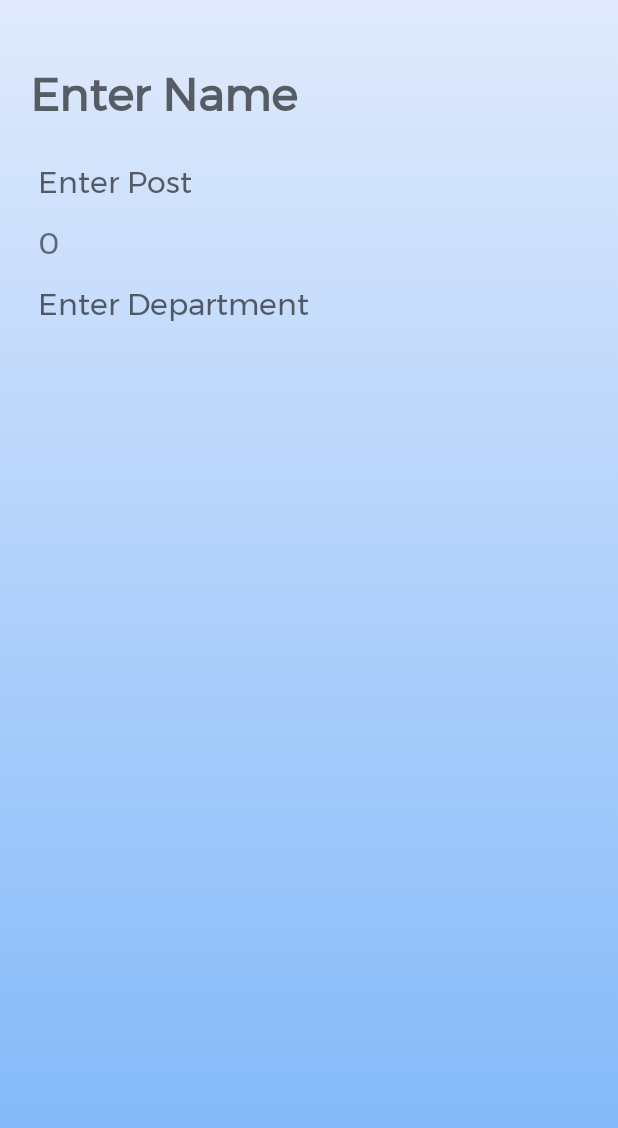
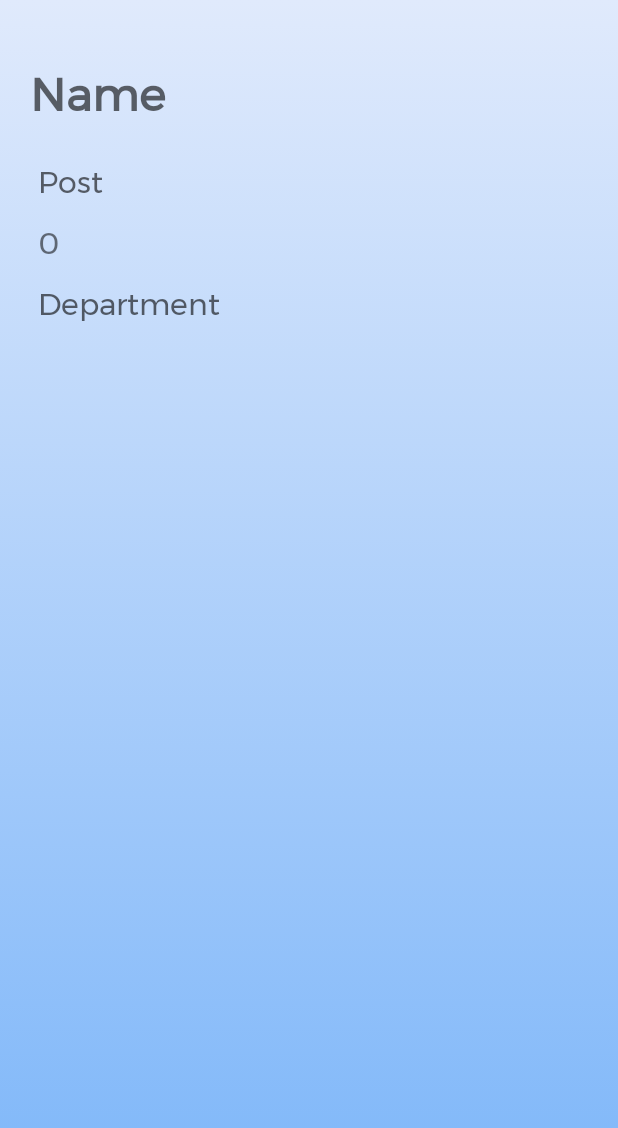
Before and after one commit to ramdevcm/SyncVj, an Android app: the lookcloseIntercomm screen opened directly, with no data from a screen before it, on a phone screen of 412 x 824 dp. Shown: the top 1128 px of the screen. Run offline under Robolectric (Android 15) with nearby library versions, the phone set to English and light mode, and no system bars.

Commit message:
Warnings removed

```diff
--- a/app/src/main/res/layout/activity_lookclose_intercomm.xml
+++ b/app/src/main/res/layout/activity_lookclose_intercomm.xml
@@ -3,55 +3,61 @@
     android:orientation="vertical" android:layout_width="match_parent"
     android:layout_height="match_parent"
     android:background="@drawable/colour">
+
     <TextView
+        android:id="@+id/lookView1_intercomm"
         android:layout_width="match_parent"
+        android:layout_height="wrap_content"
         android:layout_marginStart="20dp"
+        android:layout_marginLeft="10dp"
         android:layout_marginTop="40dp"
-        android:layout_height="wrap_content"
-        android:layout_marginLeft="10dp"
         android:layout_marginRight="10dp"
         android:fontFamily="@font/montserrat"
-        android:hint="Enter Name"
+        android:hint="@string/name"
+        android:inputType="textPersonName"
         android:textSize="30sp"
-        android:textStyle="bold"
-        android:id="@+id/lookView1_intercomm" />
+        android:textStyle="bold" />
 
     <TextView
+        android:id="@+id/lookView2_intercomm"
         android:layout_width="match_parent"
         android:layout_height="wrap_content"
+        android:layout_marginStart="25dp"
         android:layout_marginLeft="20dp"
-        android:layout_marginStart="25dp"
         android:layout_marginTop="20dp"
+        android:layout_marginEnd="10dp"
+        android:layout_marginRight="10dp"
         android:fontFamily="@font/montserrat"
-        android:layout_marginRight="10dp"
-        android:textSize="20sp"
-        android:hint="Enter Post"
-        android:id="@+id/lookView2_intercomm" />
+        android:hint="@string/post"
+        android:inputType="text"
+        android:textSize="20sp" />
 
     <TextView
+        android:id="@+id/lookView3_intercomm"
         android:layout_width="match_parent"
         android:layout_height="wrap_content"
+        android:layout_marginStart="25dp"
         android:layout_marginLeft="10dp"
-        android:layout_marginStart="25dp"
+        android:layout_marginTop="10dp"
+        android:layout_marginRight="10dp"
         android:fontFamily="@font/montserrat"
-        android:layout_marginTop="10dp"
-        android:textSize="20sp"
-        android:layout_marginRight="10dp"
-        android:hint="Enter Number"
-        android:id="@+id/lookView3_intercomm" />
+        android:hint="@string/number"
+        android:inputType="phone"
+        android:textSize="20sp" />
 
 
     <TextView
+        android:id="@+id/lookView4_intercomm"
         android:layout_width="match_parent"
         android:layout_height="wrap_content"
+        android:layout_marginStart="25dp"
         android:layout_marginLeft="10dp"
-        android:layout_marginStart="25dp"
         android:layout_marginTop="10dp"
         android:layout_marginRight="10dp"
         android:fontFamily="@font/montserrat"
-        android:textSize="20sp"
-        android:hint="Enter Department"
-        android:id="@+id/lookView4_intercomm" />
+        android:hint="@string/department"
+        android:inputType="text"
+        android:textSize="20sp" />
 
     <Button
         android:id="@+id/editCurrent"
@@ -60,7 +66,7 @@
         android:layout_width="wrap_content"
         android:layout_height="wrap_content"
         android:layout_marginLeft="10dp"
-        android:text="EDIT" />
+        android:text="@string/edit" />
 
 
 
--- a/app/src/main/res/layout/dock.xml
+++ b/app/src/main/res/layout/dock.xml
@@ -11,13 +11,13 @@
         android:id="@+id/adminButton"
         android:layout_width="match_parent"
         android:layout_height="wrap_content"
-        android:text="Admin View"
+        android:text="@string/admin_view"
         android:onClick="sendToAdmin"/>
 
     <Button
         android:id="@+id/userButton"
         android:layout_width="match_parent"
         android:layout_height="wrap_content"
-        android:text="User View"
+        android:text="@string/user_view"
         android:onClick="sendToUser"/>
 </LinearLayout>
--- a/app/src/main/res/layout/staff_view.xml
+++ b/app/src/main/res/layout/staff_view.xml
@@ -27,10 +27,12 @@
             android:layout_height="50dp"
             android:layout_alignParentEnd="true"
             android:layout_alignParentRight="true"
+            android:layout_marginStart="350dp"
             android:layout_marginLeft="350dp"
             android:layout_marginTop="0dp"
             android:layout_marginEnd="10dp"
             android:layout_marginRight="10dp"
+            android:contentDescription="@string/arrow"
             app:srcCompat="@drawable/ic_arrow" />
     </RelativeLayout>
 </LinearLayout>
--- a/app/src/main/res/layout/userview_intercomm.xml
+++ b/app/src/main/res/layout/userview_intercomm.xml
@@ -28,7 +28,7 @@
             android:layout_marginStart="20dp"
             android:layout_marginLeft="20dp"
             android:fontFamily="@font/montserrat"
-            android:text="INTERCOM"
+            android:text="@string/intercom"
             android:textColor="#000"
             android:textSize="31sp"
             android:textStyle="bold" />
@@ -39,7 +39,7 @@
             android:layout_height="40dp"
             android:layout_marginStart="20dp"
             android:layout_marginLeft="20dp"
-            android:text="ADD NEW"
+            android:text="@string/add_new"
             android:fontFamily="@font/montserrat"
             android:textColor="#000"
             android:textSize="15sp"
```
Also changed, not shown: app/src/main/res/layout/activity_main2.xml (+5 -5 lines), app/src/main/res/layout/activity_main3.xml (+10 -11 lines), app/src/main/res/layout/activity_vjec1.xml (+5 -5 lines), app/src/main/res/layout/activity_vjim1.xml (+4 -3 lines), app/src/main/res/layout/admin_departmentactivity.xml (+37 -27 lines), app/src/main/res/layout/admin_departmentactivity_intercomm.xml (+14 -6 lines), app/src/main/res/layout/update.xml (+26 -12 lines), app/src/main/res/layout/update_intercomm.xml (+21 -13 lines), app/src/main/res/values/strings.xml (+27 -0 lines).
